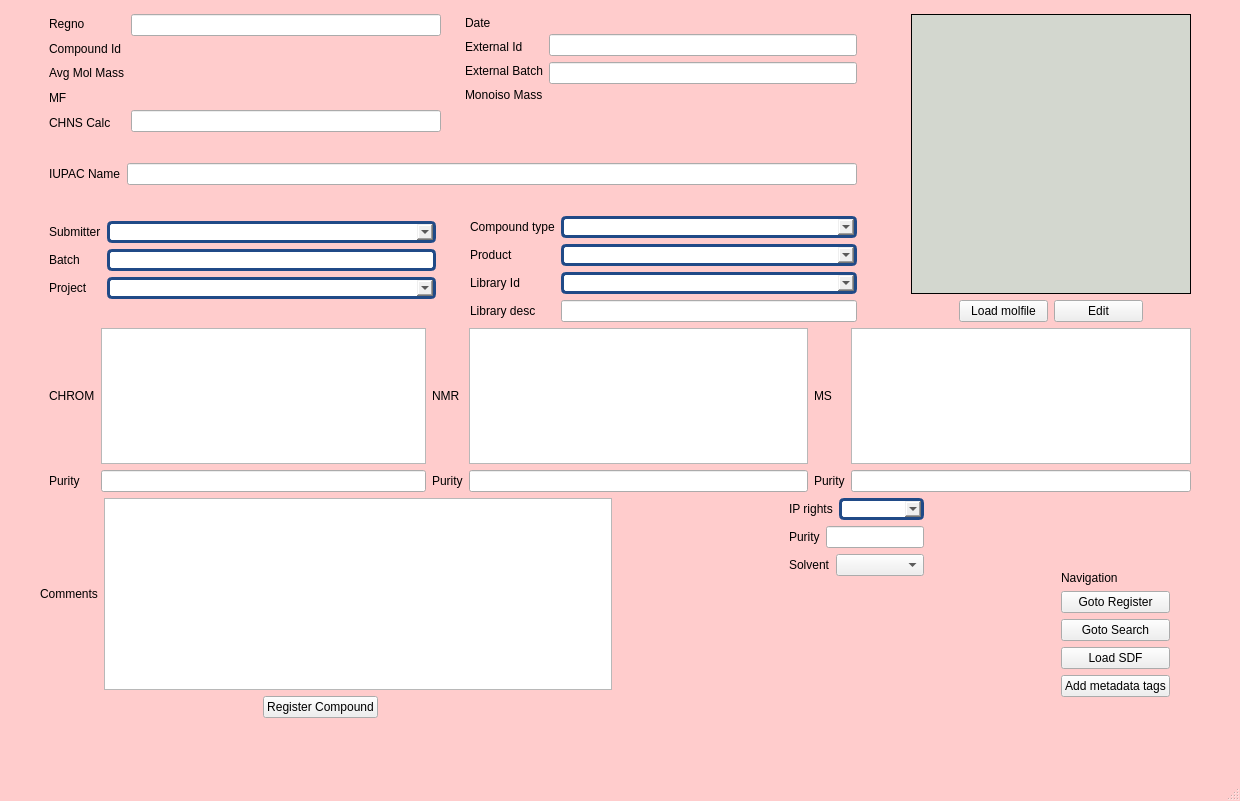
dahlbma/scarab_tornado, file chemReg/assets/regchem.ui: the form before one commit.
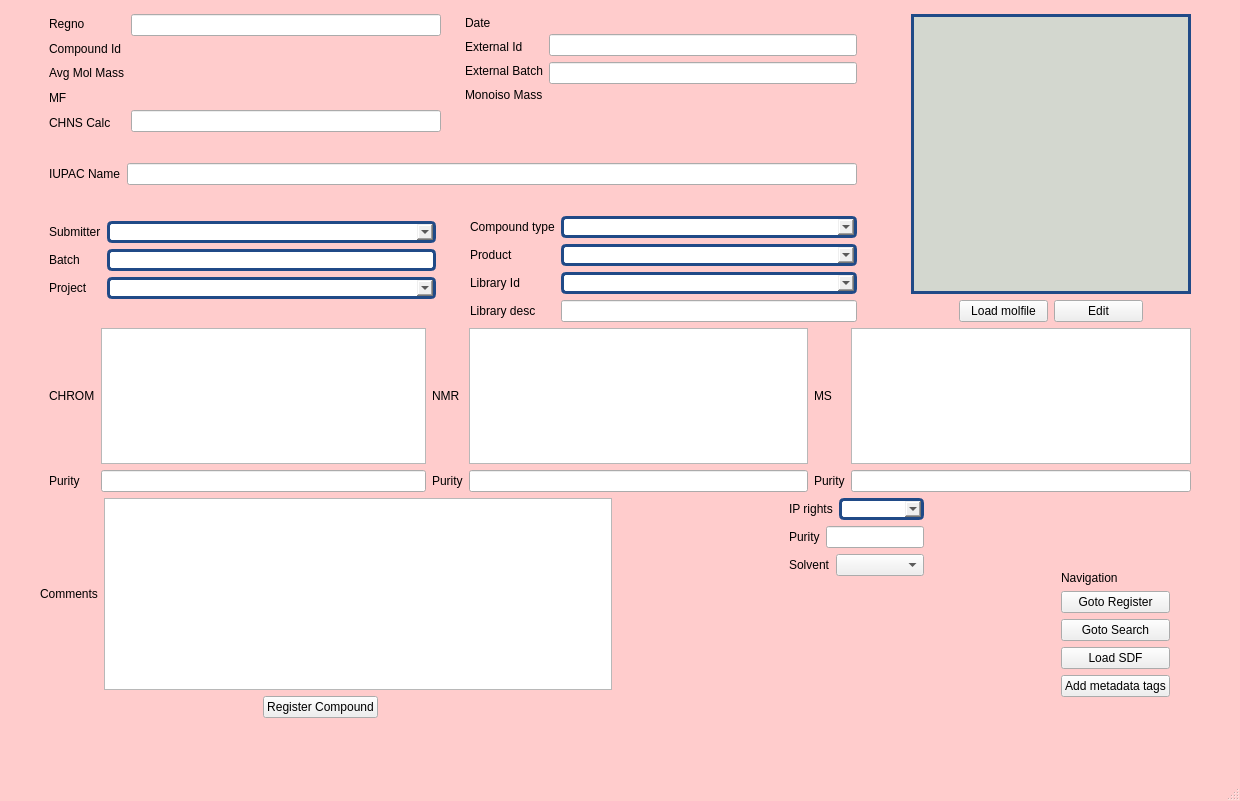
The form after the commit.

Commit message: more input validation and button enabling

```diff
--- a/chemReg/assets/regchem.ui
+++ b/chemReg/assets/regchem.ui
@@ -567,7 +567,9 @@
              <enum>Qt::ClickFocus</enum>
             </property>
             <property name="styleSheet">
-             <string notr="true">background-color: rgb(211, 215, 207); border: 1px solid black;</string>
+             <string notr="true">background-color: rgb(211, 215, 207); 
+
+border: 3px solid rgb(32, 74, 135);</string>
             </property>
             <property name="frameShape">
              <enum>QFrame::NoFrame</enum>
```
The commit also changes 2 other files.
